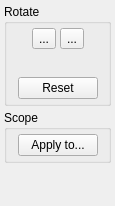
Before: the Qt Designer form src/core/filters/fix_orientation/ui/OrientationOptionsWidget.ui in ImageProcessing-ElectronicPublications/scantailor-deviant, drawn with Qt 5.
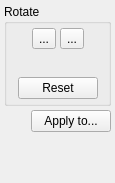
After: the same form once the commit is applied. Icons and pictures are not drawn.

Commit message: Orientation stage UI is unified with other stages

Patch:
```diff
--- a/src/core/filters/fix_orientation/ui/OrientationOptionsWidget.ui
+++ b/src/core/filters/fix_orientation/ui/OrientationOptionsWidget.ui
@@ -7,7 +7,7 @@
     <x>0</x>
     <y>0</y>
     <width>115</width>
-    <height>206</height>
+    <height>183</height>
    </rect>
   </property>
   <property name="windowTitle">
@@ -195,27 +195,6 @@
     </widget>
    </item>
    <item>
-    <widget class="QGroupBox" name="scopeBox">
-     <property name="title">
-      <string>Scope</string>
-     </property>
-     <layout class="QVBoxLayout">
-      <property name="spacing">
-       <number>4</number>
-      </property>
-      <property name="leftMargin">
-       <number>4</number>
-      </property>
-      <property name="topMargin">
-       <number>4</number>
-      </property>
-      <property name="rightMargin">
-       <number>4</number>
-      </property>
-      <property name="bottomMargin">
-       <number>4</number>
-      </property>
-      <item>
        <layout class="QHBoxLayout">
         <item>
          <spacer>
@@ -237,23 +216,7 @@
           </property>
          </widget>
         </item>
-        <item>
-         <spacer>
-          <property name="orientation">
-           <enum>Qt::Horizontal</enum>
-          </property>
-          <property name="sizeHint" stdset="0">
-           <size>
-            <width>4</width>
-            <height>20</height>
-           </size>
-          </property>
-         </spacer>
-        </item>
-       </layout>
-      </item>
-     </layout>
-    </widget>
+    </layout>
    </item>
    <item>
     <spacer>
```
Lines whose indentation alone changed are shown as unchanged. The commit also changes 2 other files.
